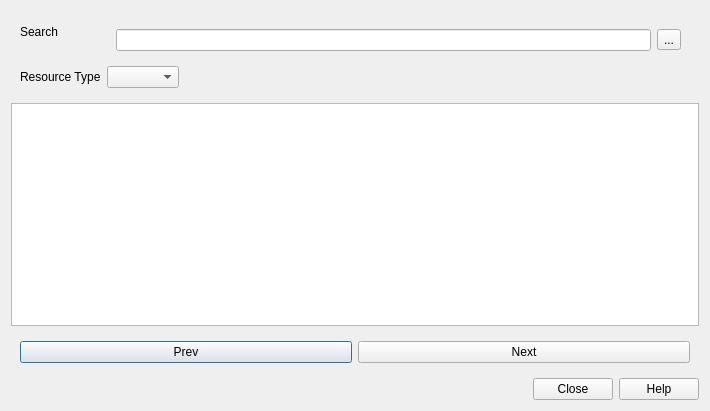
Qt form qgis_hub_plugin/gui/resource_browser.ui (qgis/QGIS-Hub-Plugin) before a commit.
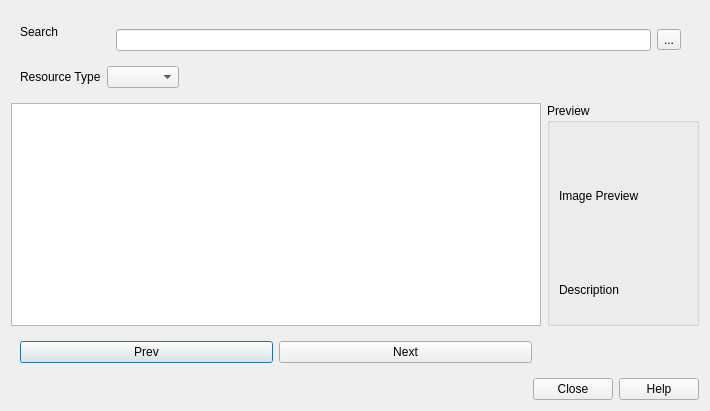
The same form after that commit.

Commit message: Use custom standard item.

```diff
--- a/qgis_hub_plugin/gui/resource_browser.ui
+++ b/qgis_hub_plugin/gui/resource_browser.ui
@@ -13,8 +13,59 @@
   <property name="windowTitle">
    <string>QGIS Hub Explorer</string>
   </property>
-  <layout class="QVBoxLayout" name="verticalLayout">
-   <item>
+  <layout class="QGridLayout" name="gridLayout">
+   <item row="1" column="0">
+    <widget class="QListView" name="listViewResources">
+     <property name="sizePolicy">
+      <sizepolicy hsizetype="Expanding" vsizetype="Expanding">
+       <horstretch>0</horstretch>
+       <verstretch>0</verstretch>
+      </sizepolicy>
+     </property>
+     <property name="sizeAdjustPolicy">
+      <enum>QAbstractScrollArea::AdjustIgnored</enum>
+     </property>
+     <property name="editTriggers">
+      <set>QAbstractItemView::NoEditTriggers</set>
+     </property>
+     <property name="resizeMode">
+      <enum>QListView::Adjust</enum>
+     </property>
+     <property name="viewMode">
+      <enum>QListView::IconMode</enum>
+     </property>
+     <property name="wordWrap">
+      <bool>true</bool>
+     </property>
+    </widget>
+   </item>
+   <item row="2" column="0">
+    <widget class="QWidget" name="widget_2" native="true">
+     <property name="sizePolicy">
+      <sizepolicy hsizetype="Preferred" vsizetype="Maximum">
+       <horstretch>0</horstretch>
+       <verstretch>0</verstretch>
+      </sizepolicy>
+     </property>
+     <layout class="QHBoxLayout" name="horizontalLayout_2">
+      <item>
+       <widget class="QPushButton" name="pushButtonPrevious">
+        <property name="text">
+         <string>Prev</string>
+        </property>
+       </widget>
+      </item>
+      <item>
+       <widget class="QPushButton" name="pushButtonNext">
+        <property name="text">
+         <string>Next</string>
+        </property>
+       </widget>
+      </item>
+     </layout>
+    </widget>
+   </item>
+   <item row="0" column="0" colspan="2">
     <widget class="QWidget" name="widget_3" native="true">
      <property name="sizePolicy">
       <sizepolicy hsizetype="Preferred" vsizetype="Fixed">
@@ -69,58 +120,48 @@
      </layout>
     </widget>
    </item>
-   <item>
-    <widget class="QListView" name="listViewResources">
-     <property name="sizePolicy">
-      <sizepolicy hsizetype="Expanding" vsizetype="Expanding">
-       <horstretch>0</horstretch>
-       <verstretch>0</verstretch>
-      </sizepolicy>
+   <item row="1" column="1">
+    <widget class="QGroupBox" name="groupBox_4">
+     <property name="title">
+      <string>Preview</string>
      </property>
-     <property name="sizeAdjustPolicy">
-      <enum>QAbstractScrollArea::AdjustIgnored</enum>
-     </property>
-     <property name="editTriggers">
-      <set>QAbstractItemView::NoEditTriggers</set>
-     </property>
-     <property name="resizeMode">
-      <enum>QListView::Adjust</enum>
-     </property>
-     <property name="viewMode">
-      <enum>QListView::IconMode</enum>
-     </property>
-     <property name="wordWrap">
-      <bool>true</bool>
-     </property>
-    </widget>
-   </item>
-   <item>
-    <widget class="QWidget" name="widget_2" native="true">
-     <property name="sizePolicy">
-      <sizepolicy hsizetype="Preferred" vsizetype="Maximum">
-       <horstretch>0</horstretch>
-       <verstretch>0</verstretch>
-      </sizepolicy>
-     </property>
-     <layout class="QHBoxLayout" name="horizontalLayout_2">
-      <item>
-       <widget class="QPushButton" name="pushButtonPrevious">
+     <layout class="QGridLayout" name="gridLayout_2">
+      <item row="1" column="1">
+       <widget class="QLabel" name="labelImagePreview">
         <property name="text">
-         <string>Prev</string>
+         <string>Description</string>
         </property>
        </widget>
       </item>
-      <item>
-       <widget class="QPushButton" name="pushButtonNext">
+      <item row="0" column="1">
+       <widget class="QLabel" name="labelDescription">
+        <property name="sizePolicy">
+         <sizepolicy hsizetype="Fixed" vsizetype="Fixed">
+          <horstretch>0</horstretch>
+          <verstretch>0</verstretch>
+         </sizepolicy>
+        </property>
+        <property name="minimumSize">
+         <size>
+          <width>128</width>
+          <height>128</height>
+         </size>
+        </property>
+        <property name="baseSize">
+         <size>
+          <width>128</width>
+          <height>128</height>
+         </size>
+        </property>
         <property name="text">
-         <string>Next</string>
+         <string>Image Preview</string>
         </property>
        </widget>
       </item>
      </layout>
     </widget>
    </item>
-   <item>
+   <item row="3" column="0" colspan="2">
     <widget class="QDialogButtonBox" name="buttonBox">
      <property name="orientation">
       <enum>Qt::Horizontal</enum>
```
The commit also changes 1 other file.
